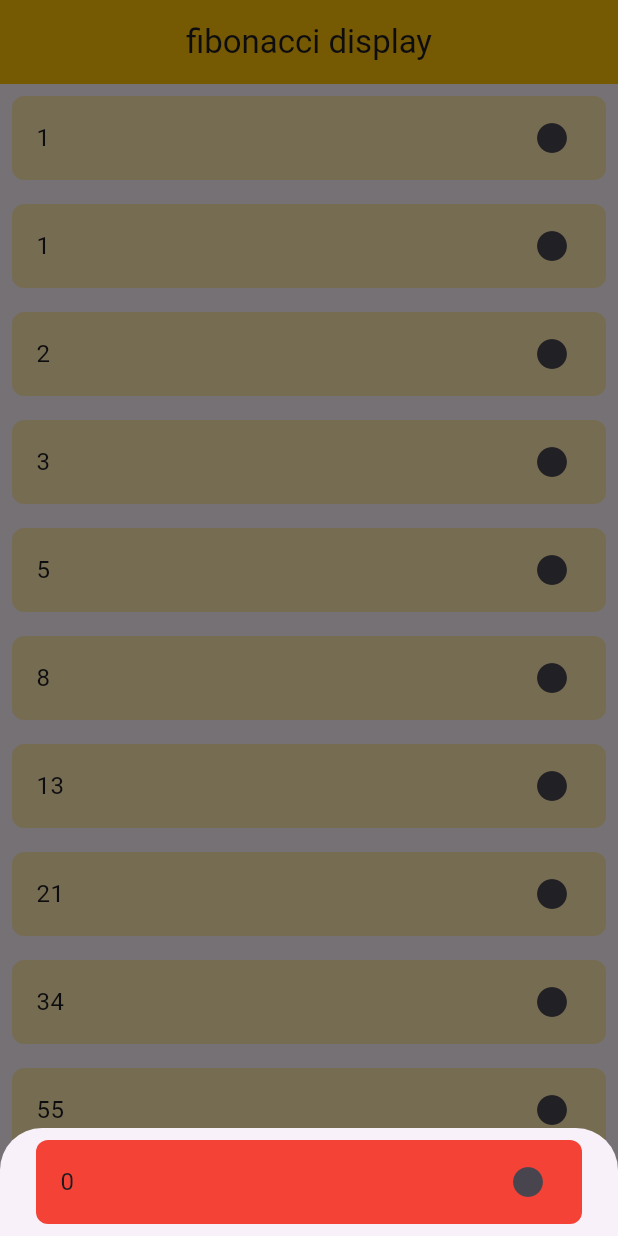
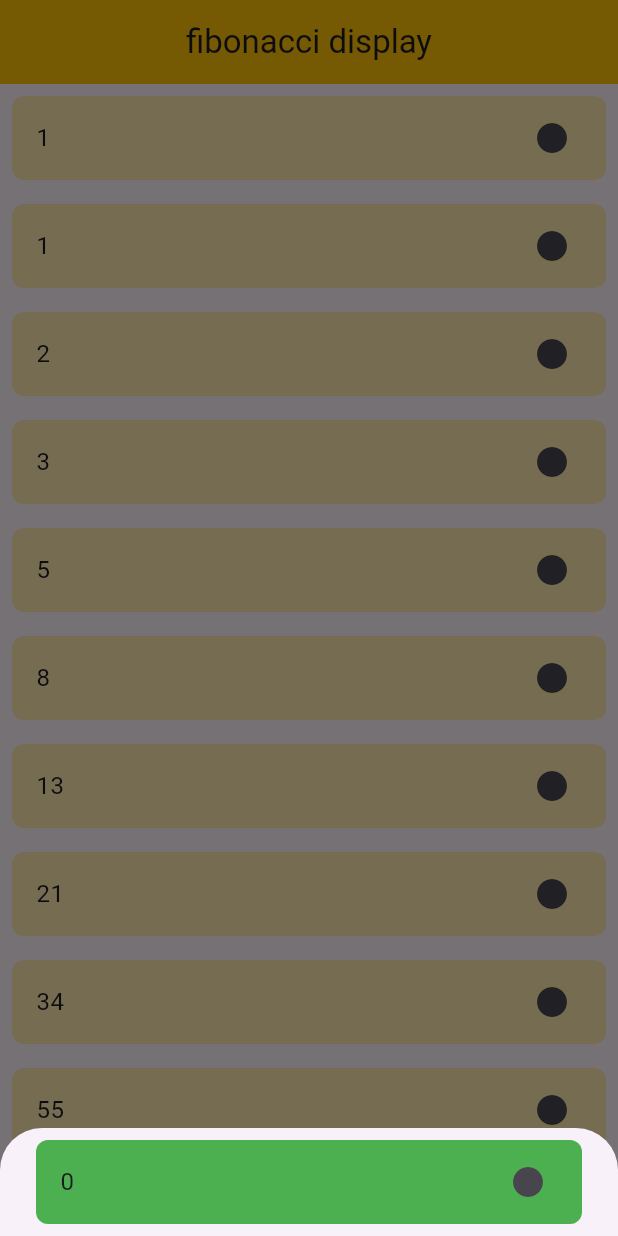
Before and after one commit to polpanu16/FibonacciDisplay, a Flutter app: the screen it shows after launch, after a tap on an icon or button, on a phone screen of 412 x 824 dp. Run offline on Flutter 3.47's test engine with Material 3 defaults, Android fonts, the light colour scheme and no system bars.

Commit message:
mod highlight colors

```diff
--- a/fibonacci_display/lib/fibonacci_display_screen.dart
+++ b/fibonacci_display/lib/fibonacci_display_screen.dart
@@ -75,6 +75,7 @@ class _FibonacciDisplayScreenState extends State<FibonacciDisplayScreen> {
       builder: (context) => FiboBottomSheet(
         widgets: [
           ...fibosTypeBottomSheetMap[item.type]!.map((fibo) => FibonacciCard(
+              highlightColor: Colors.green,
               fibo: fibo,
               isSelected: fibo.key == item.key,
               onTap: () {
--- a/fibonacci_display/lib/widgets/fibonacci_card.dart
+++ b/fibonacci_display/lib/widgets/fibonacci_card.dart
@@ -7,13 +7,17 @@ class FibonacciCard extends StatelessWidget {
       {super.key,
       required this.fibo,
       required this.onTap,
-      required this.isSelected});
+      required this.isSelected,
+      this.highlightColor});
   final FibonacciNumberEntity fibo;
   final bool isSelected;
   final VoidCallback onTap;
+  final Color? highlightColor;
 
   @override
   Widget build(BuildContext context) {
+    final selectedColor = highlightColor ?? Colors.red;
+
     return Padding(
       padding: const EdgeInsets.all(8.0),
       child: ListTile(
@@ -23,7 +27,7 @@ class FibonacciCard extends StatelessWidget {
         shape: RoundedRectangleBorder(
           borderRadius: BorderRadius.circular(8.0),
         ),
-        tileColor: (isSelected) ? Colors.red : Colors.amber[100],
+        tileColor: (isSelected) ? selectedColor : Colors.amber[100],
       ),
     );
   }
```
